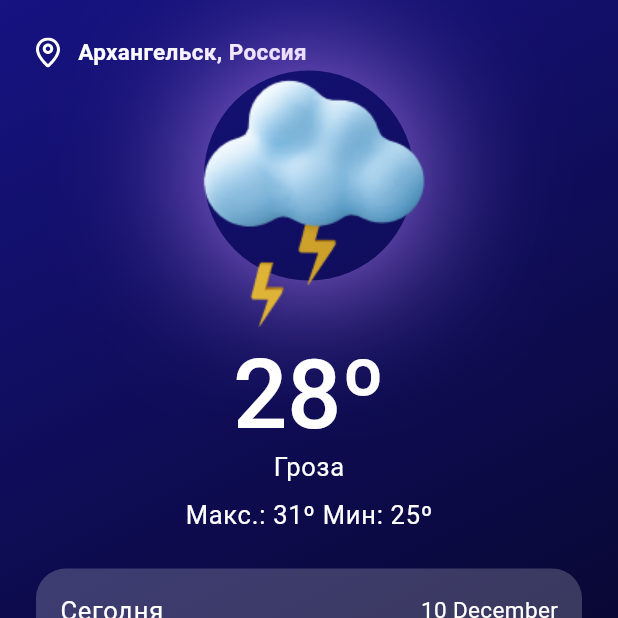
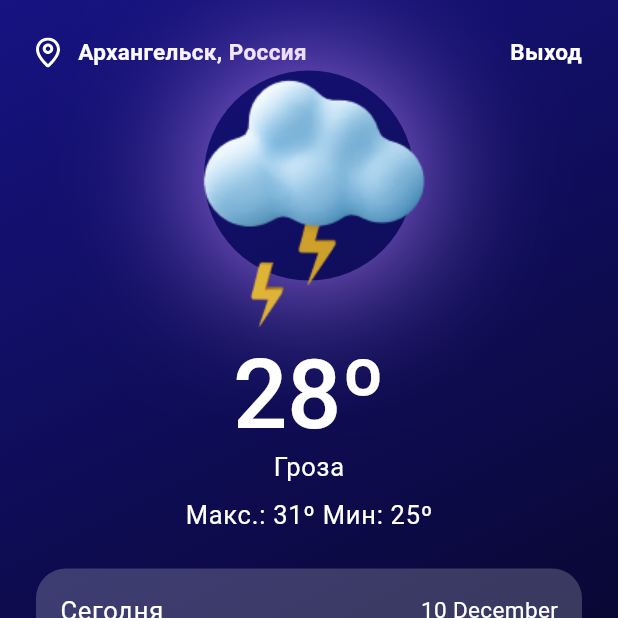
Before and after one commit to alexander-ts/open-weather-flutter-app, a Flutter app: the screen it shows once a user with an empty profile is signed in, on a phone screen of 412 x 824 dp, the top half of it. Run offline on Flutter 3.47's test engine with Material 3 defaults, Android fonts, the light colour scheme and no system bars; our stand-ins replace equatable, firebase_auth, firebase_core, flutter_bloc, flutter_svg, google_fonts; accounts and stored records are empty; generated files the repository leaves out were written again; Roboto replaces fonts that are missing (Ubuntu).

Commit message:
feat(weather): allow user to sign out

```diff
--- a/lib/features/weather/weather_screen.dart
+++ b/lib/features/weather/weather_screen.dart
@@ -1,7 +1,9 @@
 import 'package:flutter/material.dart';
+import 'package:flutter_bloc/flutter_bloc.dart';
 import 'package:flutter_svg/svg.dart';
 import 'package:intl/intl.dart';
 import 'package:open_weather_flutter_app/config/themes.dart';
+import 'package:open_weather_flutter_app/features/authentication/cubit/authentication_cubit.dart';
 import 'package:open_weather_flutter_app/features/weather/widgets/weather_additional_forecast.dart';
 import 'package:open_weather_flutter_app/features/weather/widgets/weather_hourly_forecast.dart';
 import 'package:open_weather_flutter_app/features/weather/widgets/weather_icon.dart';
@@ -38,6 +40,17 @@ class WeatherScreen extends StatelessWidget {
                               fontWeight: FontWeight.w600,
                               color: Colors.white,
                             ),
+                      ),
+                      const Expanded(child: SizedBox()),
+                      GestureDetector(
+                        onTap: () => context.read<AuthenticationCubit>().signOut(),
+                        child: Text(
+                          'Выход',
+                          style: Theme.of(context).textTheme.bodyMedium?.copyWith(
+                                fontWeight: FontWeight.w600,
+                                color: Colors.white,
+                              ),
+                        ),
                       ),
                     ],
                   ),
@@ -135,10 +148,6 @@ class WeatherScreen extends StatelessWidget {
                     humidityDescription: 'Высокая влажность',
                   ),
                 ),
-                // ElevatedButton(
-                //   onPressed: () => context.read<AuthenticationCubit>().signOut(),
-                //   child: const Text('Sign Out'),
-                // )
               ],
             ),
           ),
```
